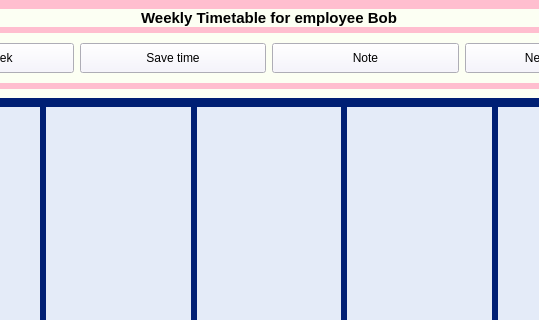
Qt form view_timetable/ui_files_timetable/timetable_main.ui (ManuelEitel/opp_public) before a commit; both pictures show x 131 to 670 and y 0 to 320 of the 800 by 600 pixel window.
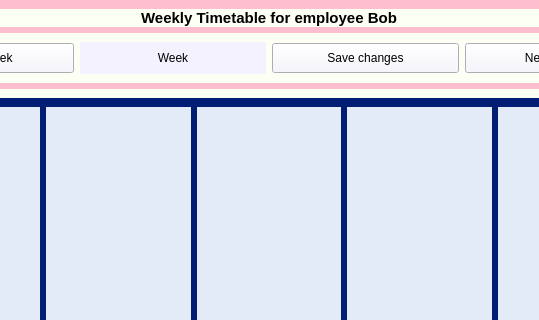
The same form after that commit.

The edit to the form file:
```diff
--- a/view_timetable/ui_files_timetable/timetable_main.ui
+++ b/view_timetable/ui_files_timetable/timetable_main.ui
@@ -71,6 +71,19 @@
          </property>
         </widget>
        </item>
+       <item>
+        <widget class="QLabel" name="label_week_date">
+         <property name="styleSheet">
+          <string notr="true">background-color: rgb(244, 242, 255); font: 12pt &quot;Segoe UI&quot;;</string>
+         </property>
+         <property name="text">
+          <string>Week</string>
+         </property>
+         <property name="alignment">
+          <set>Qt::AlignCenter</set>
+         </property>
+        </widget>
+       </item>
        <item>
         <widget class="QPushButton" name="pushButton_2">
          <property name="minimumSize">
@@ -83,23 +96,7 @@
           <string notr="true">background-color: rgb(244, 242, 255)</string>
          </property>
          <property name="text">
-          <string>Save time</string>
-         </property>
-        </widget>
-       </item>
-       <item>
-        <widget class="QPushButton" name="pushButton_3">
-         <property name="minimumSize">
-          <size>
-           <width>0</width>
-           <height>30</height>
-          </size>
-         </property>
-         <property name="styleSheet">
-          <string notr="true">background-color: rgb(244, 242, 255)</string>
-         </property>
-         <property name="text">
-          <string>Note</string>
+          <string>Save changes</string>
          </property>
         </widget>
        </item>
```
Left out of the diff: 31 changed lines with no effect on the pictures.
